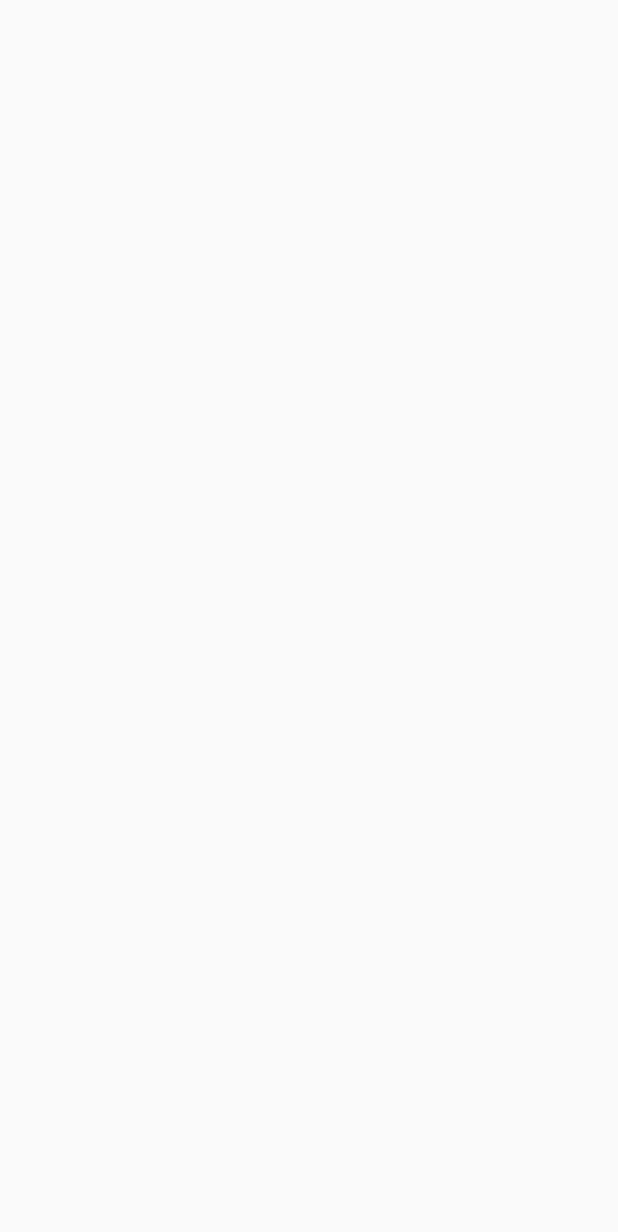
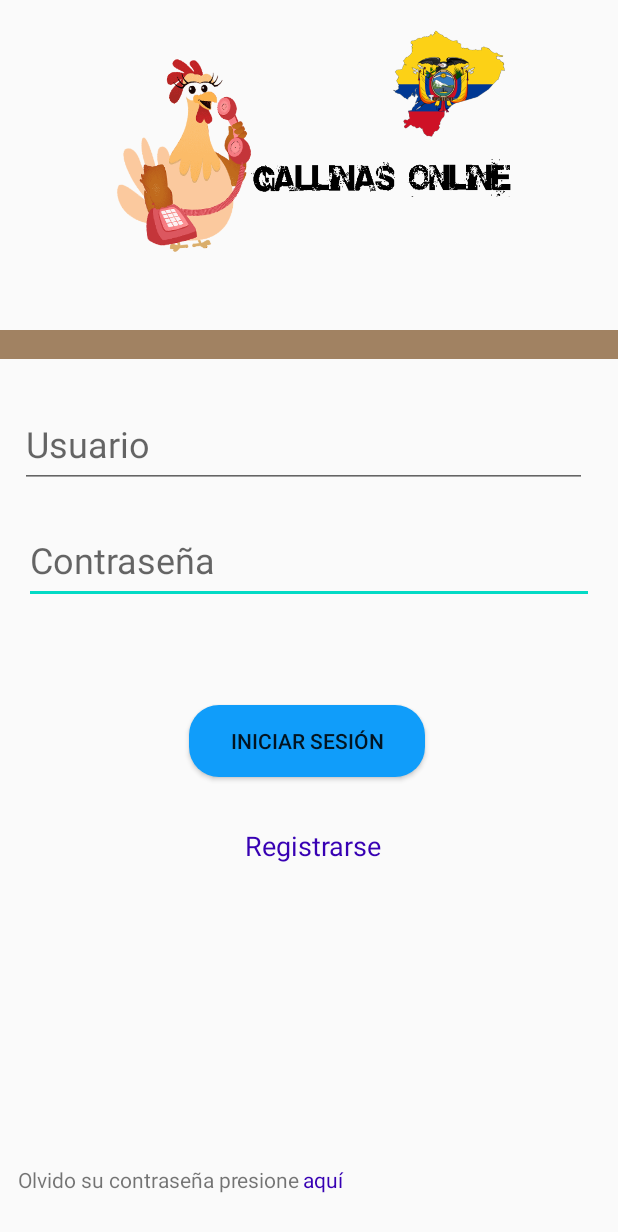
Before and after one commit to BryanMendoza1997/AppGallinas, an Android app: the Login screen opened directly, with no data from a screen before it, on a phone screen of 412 x 824 dp. Before the commit the part shown is empty. Shown: the top 1232 px of the screen. Run offline under Robolectric (Android 15) with nearby library versions, the phone set to English and light mode, and no system bars.

Commit message:
login diseño

```diff
--- /dev/null
+++ b/app/src/main/res/drawable/borde_boton_inicio.xml
@@ -0,0 +1,5 @@
+<?xml version="1.0" encoding="utf-8"?>
+<shape xmlns:android="http://schemas.android.com/apk/res/android">
+    <solid android:color="#109DFA"/>
+    <corners android:radius="20dp"/>
+</shape>
--- a/app/src/main/res/layout/activity_login.xml
+++ b/app/src/main/res/layout/activity_login.xml
@@ -1,9 +1,108 @@
 <?xml version="1.0" encoding="utf-8"?>
-<androidx.constraintlayout.widget.ConstraintLayout xmlns:android="http://schemas.android.com/apk/res/android"
+<RelativeLayout xmlns:android="http://schemas.android.com/apk/res/android"
     xmlns:app="http://schemas.android.com/apk/res-auto"
     xmlns:tools="http://schemas.android.com/tools"
     android:layout_width="match_parent"
     android:layout_height="match_parent"
     tools:context=".Login">
 
-</androidx.constraintlayout.widget.ConstraintLayout>
+    <ImageView
+        android:id="@+id/imageView2"
+        android:layout_width="match_parent"
+        android:layout_height="216dp"
+        app:layout_constraintEnd_toEndOf="parent"
+        app:layout_constraintStart_toStartOf="parent"
+        app:srcCompat="@drawable/logo"
+        tools:layout_editor_absoluteY="0dp" />
+
+    <EditText
+        android:id="@+id/txtcontrasenia"
+        android:layout_width="380dp"
+        android:layout_height="58dp"
+        android:layout_below="@+id/txtusuario"
+        android:layout_centerHorizontal="true"
+        android:layout_marginTop="19dp"
+        android:ems="10"
+        android:fontFamily="sans-serif"
+        android:hint="Contraseña"
+        android:inputType="textPassword"
+        android:textSize="24sp"
+        app:layout_constraintBottom_toBottomOf="parent"
+        app:layout_constraintEnd_toEndOf="parent"
+        app:layout_constraintStart_toStartOf="parent"
+        app:layout_constraintTop_toTopOf="parent" />
+
+    <Button
+        android:id="@+id/button3"
+        android:layout_width="157dp"
+        android:layout_height="wrap_content"
+        android:layout_below="@+id/txtcontrasenia"
+        android:layout_alignParentStart="true"
+        android:layout_centerHorizontal="true"
+        android:layout_marginStart="126dp"
+        android:layout_marginTop="67dp"
+        android:background="@drawable/borde_boton_inicio"
+        android:text="Iniciar Sesión" />
+
+    <EditText
+        android:id="@+id/txtusuario"
+        android:layout_width="378dp"
+        android:layout_height="58dp"
+        android:layout_below="@+id/textView3"
+        android:layout_alignParentStart="true"
+        android:layout_centerHorizontal="true"
+        android:layout_marginStart="13dp"
+        android:layout_marginTop="28dp"
+        android:ems="10"
+        android:fontFamily="sans-serif"
+        android:hint="Usuario"
+        android:inputType="textPersonName"
+        android:textColor="#878484"
+        android:textSize="24sp" />
+
+    <TextView
+        android:id="@+id/textView3"
+        android:layout_width="match_parent"
+        android:layout_height="wrap_content"
+        android:layout_below="@+id/imageView2"
+        android:layout_alignParentStart="true"
+        android:layout_marginStart="0dp"
+        android:layout_marginTop="4dp"
+        android:background="@color/Cafe" />
+
+    <TextView
+        android:id="@+id/textView4"
+        android:layout_width="wrap_content"
+        android:layout_height="wrap_content"
+        android:layout_below="@+id/button3"
+        android:layout_alignParentStart="true"
+        android:layout_centerHorizontal="true"
+        android:layout_marginStart="163dp"
+        android:layout_marginTop="33dp"
+        android:text="Registrarse"
+        android:textColor="@color/colorPrimaryDark"
+        android:textSize="18sp" />
+
+    <TextView
+        android:id="@+id/textView6"
+        android:layout_width="wrap_content"
+        android:layout_height="wrap_content"
+        android:layout_alignParentStart="true"
+        android:layout_alignParentBottom="true"
+        android:layout_marginStart="12dp"
+        android:layout_marginBottom="28dp"
+        android:text="Olvido su contraseña presione" />
+
+    <TextView
+        android:id="@+id/textView7"
+        android:layout_width="wrap_content"
+        android:layout_height="wrap_content"
+        android:layout_alignParentEnd="true"
+        android:layout_alignParentBottom="true"
+        android:layout_marginStart="2dp"
+        android:layout_marginEnd="181dp"
+        android:layout_marginBottom="28dp"
+        android:layout_toEndOf="@+id/textView6"
+        android:text="aquí"
+        android:textColor="@color/colorPrimaryDark" />
+</RelativeLayout>
--- a/app/src/main/res/values/colors.xml
+++ b/app/src/main/res/values/colors.xml
@@ -3,4 +3,5 @@
     <color name="colorPrimary">#6200EE</color>
     <color name="colorPrimaryDark">#3700B3</color>
     <color name="colorAccent">#03DAC5</color>
+    <color name="Cafe">#A18262</color>
 </resources>
```
